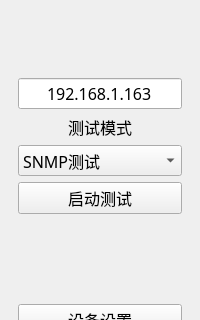
Before: the Qt Designer form IDC_TestSystem/common/toolbox/modetoolwid.ui in ChinaClever/IDC_TestSystem, drawn with Qt 5; both pictures show x 0 to 200 and y 169 to 489 of the 200 by 600 pixel window.
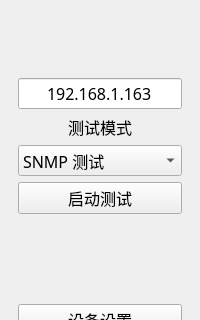
After: the same form once the commit is applied.

What changed in the file:
```diff
--- a/IDC_TestSystem/common/toolbox/modetoolwid.ui
+++ b/IDC_TestSystem/common/toolbox/modetoolwid.ui
@@ -108,7 +108,7 @@
     <widget class="QComboBox" name="comboBox">
      <item>
       <property name="text">
-       <string>SNMP测试</string>
+       <string>SNMP 测试</string>
       </property>
      </item>
      <item>
```
Left out of the diff: 9 changed lines with no effect on the pictures.
